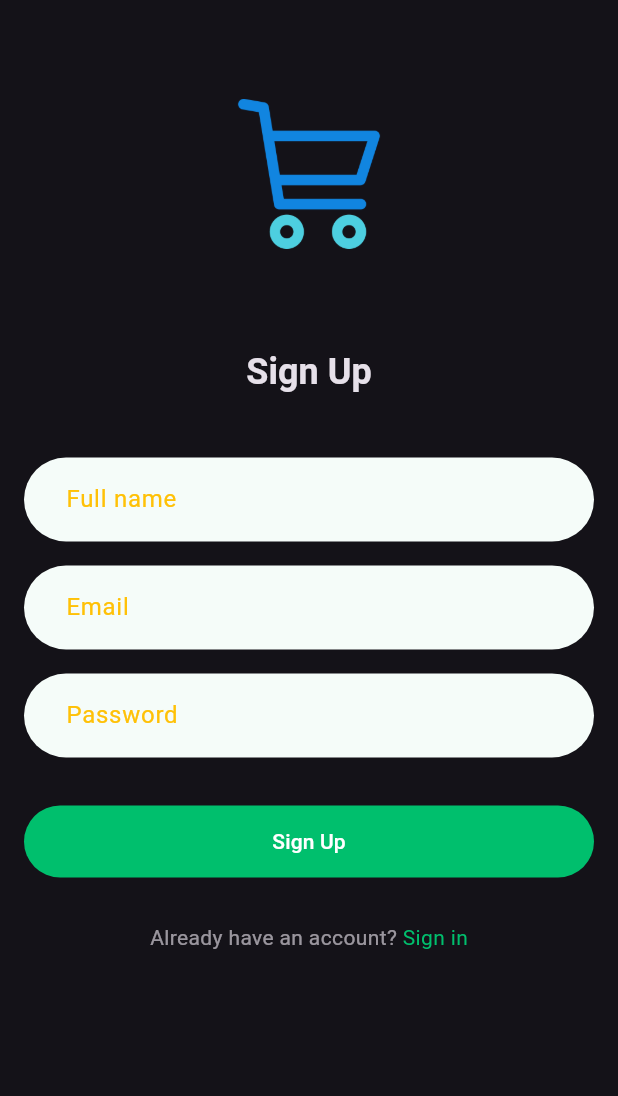
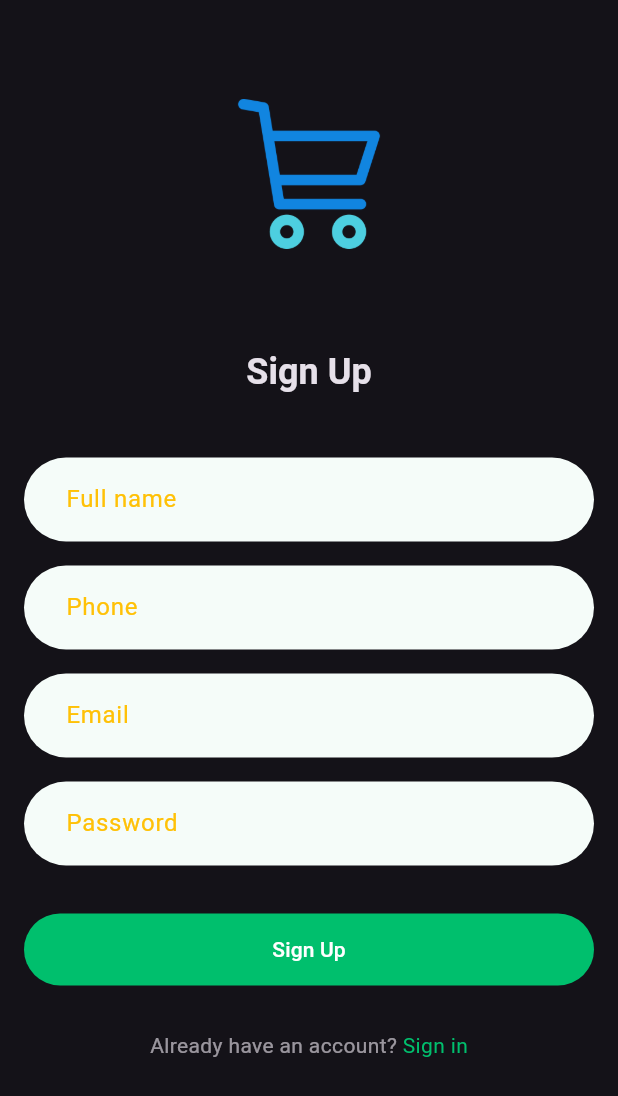
Before and after one commit to EbrahemHashem/shop_app, a Flutter app: the Register screen opened directly, on a phone screen of 412 x 824 dp. Shown: the top 1096 px of the screen. Run offline on Flutter 3.47's test engine with Material 3 defaults, Android fonts, the phone set to English and light mode, and no system bars; our stand-ins replace dio, equatable, flutter_bloc; accounts and stored records are empty.

Commit message:
finish register api

```diff
--- a/lib/features/login/presentation/views/login.dart
+++ b/lib/features/login/presentation/views/login.dart
@@ -107,7 +107,7 @@ class Login extends StatelessWidget {
                           onPressed: () {
                             Navigator.push(
                               context,
-                              MaterialPageRoute(builder: (context) => Register()),
+                              MaterialPageRoute(builder: (context) => const Register()),
                             );
                           },
                           child: Text.rich(
--- a/lib/features/register/presentation/view_model/register_cubit/register_cubit.dart
+++ b/lib/features/register/presentation/view_model/register_cubit/register_cubit.dart
@@ -1,8 +1,44 @@
 import 'package:equatable/equatable.dart';
+import 'package:flutter/material.dart';
 import 'package:flutter_bloc/flutter_bloc.dart';
+import 'package:shop_app/core/api/api_consumer.dart';
+import 'package:shop_app/core/api/end_points.dart';
+import 'package:shop_app/core/errors/exceptions.dart';
+import 'package:shop_app/features/register/data/models/register_model/register_model.dart';
 
 part 'register_state.dart';
 
 class RegisterCubit extends Cubit<RegisterState> {
-  RegisterCubit() : super(RegisterInitial());
+  RegisterCubit(this.api) : super(RegisterInitial());
+  final ApiConsumer api;
+  //Sign up Form key
+  GlobalKey<FormState> signUpFormKey = GlobalKey();
+  //Sign up email
+  TextEditingController signUpEmail = TextEditingController();
+  //Sign up password
+  TextEditingController signUpPassword = TextEditingController();
+  //Sign up name
+  TextEditingController signUpName = TextEditingController();
+  // sign up phone
+  TextEditingController signUpPhone = TextEditingController();
+
+  RegisterModel? user;
+  signUp() async {
+    try {
+      emit(RegisterLoading());
+      final response = await api.post(
+        EndPoints.signUp,
+        data: {
+          ApiKey.email: signUpEmail.text,
+          ApiKey.password: signUpPassword.text,
+          ApiKey.name: signUpName.text,
+          ApiKey.phone: signUpPhone.text,
+        },
+      );
+      user = RegisterModel.fromJson(response);
+      emit(RegisterSuccess());
+    } on ServerException catch (e) {
+      emit(RegisterFailure(errMessage: e.errorModel.errorMessage));
+    }
+  }
 }
--- a/lib/features/register/presentation/views/register.dart
+++ b/lib/features/register/presentation/views/register.dart
@@ -1,12 +1,19 @@
 import 'package:flutter/material.dart';
+import 'package:flutter_bloc/flutter_bloc.dart';
 import 'package:shop_app/features/login/presentation/views/login.dart';
+import 'package:shop_app/features/register/presentation/view_model/register_cubit/register_cubit.dart';
 
 class Register extends StatelessWidget {
-  final _formKey = GlobalKey<FormState>();
-
-  Register({super.key});
+  const Register({super.key});
   @override
   Widget build(BuildContext context) {
+    return BlocConsumer<RegisterCubit, RegisterState>(listener: (context, state) {
+      if (state is RegisterSuccess) {
+        ScaffoldMessenger.of(context).showSnackBar(const SnackBar(content: Text("Success")));
+      } else if (state is RegisterFailure) {
+        ScaffoldMessenger.of(context).showSnackBar(SnackBar(content: Text(state.errMessage)));
+      }
+    }, builder: (context, state) {
       return Scaffold(
         body: SafeArea(child: LayoutBuilder(builder: (context, constraints) {
           return SingleChildScrollView(
@@ -25,11 +32,12 @@ class Register extends StatelessWidget {
                   ),
                   SizedBox(height: constraints.maxHeight * 0.05),
                   Form(
-                  key: _formKey,
+                    key: context.read<RegisterCubit>().signUpFormKey,
                     child: Column(
                       children: [
                         // full name
                         TextFormField(
+                          controller: context.read<RegisterCubit>().signUpName,
                           style: const TextStyle(color: Colors.amber),
                           decoration: const InputDecoration(
                             hintStyle: TextStyle(color: Colors.amber),
@@ -47,8 +55,28 @@ class Register extends StatelessWidget {
                           },
                         ),
                         const SizedBox(height: 16.0),
+
+                        // phone
+                        TextFormField(
+                          controller: context.read<RegisterCubit>().signUpPhone,
+                          keyboardType: TextInputType.phone,
+                          style: const TextStyle(color: Colors.amber),
+                          decoration: const InputDecoration(
+                            hintStyle: TextStyle(color: Colors.amber),
+                            hintText: 'Phone',
+                            filled: true,
+                            fillColor: Color(0xFFF5FCF9),
+                            contentPadding: EdgeInsets.symmetric(horizontal: 16.0 * 1.5, vertical: 16.0),
+                            border: OutlineInputBorder(
+                              borderSide: BorderSide.none,
+                              borderRadius: BorderRadius.all(Radius.circular(50)),
+                            ),
+                          ),
+                        ),
+                        const SizedBox(height: 16.0),
                         // email
                         TextFormField(
+                          controller: context.read<RegisterCubit>().signUpEmail,
                           style: const TextStyle(color: Colors.amber),
                           decoration: const InputDecoration(
                             hintStyle: TextStyle(color: Colors.amber),
@@ -70,6 +98,7 @@ class Register extends StatelessWidget {
                           padding: const EdgeInsets.symmetric(vertical: 16.0),
                           // password
                           child: TextFormField(
+                            controller: context.read<RegisterCubit>().signUpPassword,
                             style: const TextStyle(color: Colors.amber),
                             decoration: const InputDecoration(
                               hintStyle: TextStyle(color: Colors.amber),
@@ -91,11 +120,11 @@ class Register extends StatelessWidget {
                         // sign up button
                         Padding(
                           padding: const EdgeInsets.symmetric(vertical: 16.0),
-                        child: ElevatedButton(
+                          child: state is RegisterLoading
+                              ? const CircularProgressIndicator()
+                              : ElevatedButton(
                                   onPressed: () {
-                            if (_formKey.currentState!.validate()) {
-                              _formKey.currentState!.save(); //navigate to login
-                            }
+                                    context.read<RegisterCubit>().signUp();
                                   },
                                   style: ElevatedButton.styleFrom(
                                     elevation: 0,
@@ -136,5 +165,6 @@ class Register extends StatelessWidget {
               ));
         })),
       );
+    });
   }
 }
```
Also changed, not shown: lib/main.dart (+11 -6 lines). Lines whose indentation alone changed are shown as unchanged.
